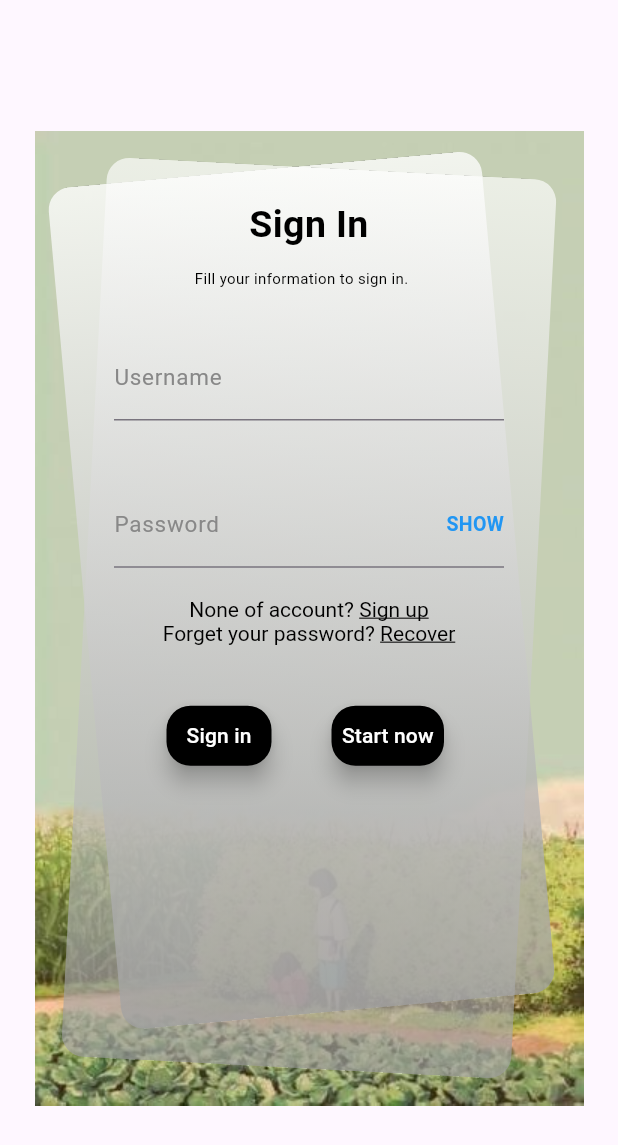
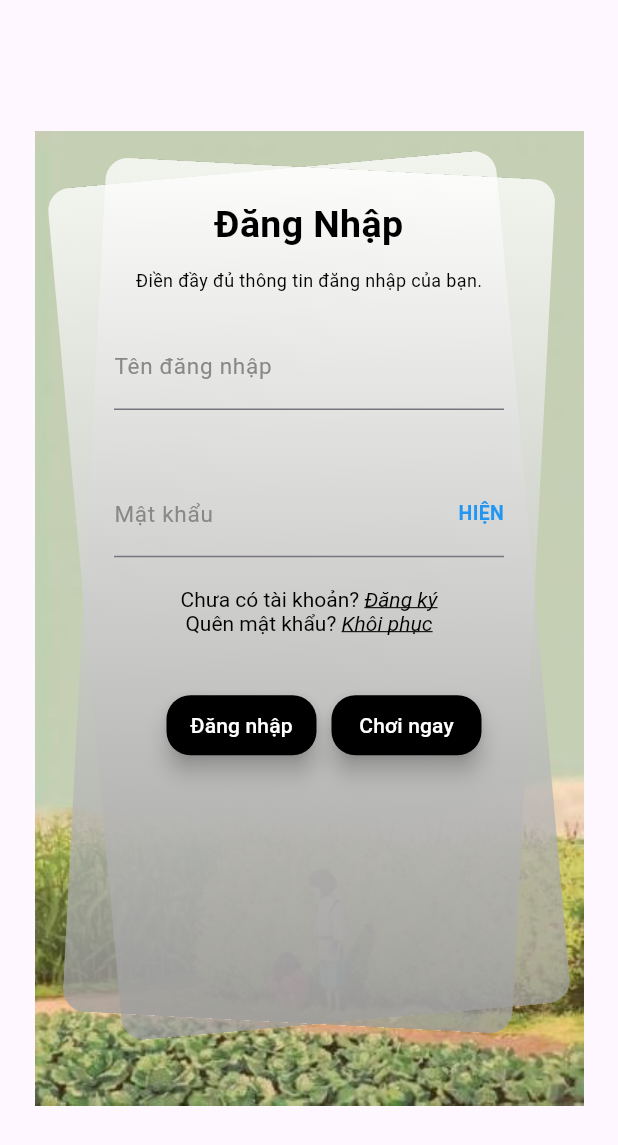
Before and after one commit to TuanMinh102/PuzzleApp, a Flutter app: the screen it shows after launch, on a phone screen of 412 x 824 dp. Shown: the top 1145 px of the screen. Run offline on Flutter 3.47's test engine with Material 3 defaults, Android fonts, the phone set to English and light mode, and no system bars; our stand-ins replace cloud_firestore, firebase_core, stroke_text; accounts and stored records are empty.

Commit message:
fix code

```diff
--- a/lib/ChoiDon.dart
+++ b/lib/ChoiDon.dart
@@ -69,6 +69,7 @@ class _ChoiDonState extends State<ChoiDon> {
                     ),
                     color: Colors.black,
                     onPressed: () {
+                      Navigator.pop(context);
                       Navigator.push(
                         context,
                         MaterialPageRoute(
@@ -101,6 +102,7 @@ class _ChoiDonState extends State<ChoiDon> {
                       child: ElevatedButton(
                         style: ElevatedButton.styleFrom(primary: Colors.white),
                         onPressed: () {
+                          Navigator.pop(context);
                           Navigator.push(
                             context,
                             MaterialPageRoute(
@@ -149,6 +151,7 @@ class _ChoiDonState extends State<ChoiDon> {
                       child: ElevatedButton(
                         style: ElevatedButton.styleFrom(primary: Colors.white),
                         onPressed: () {
+                          Navigator.pop(context);
                           Navigator.push(
                             context,
                             MaterialPageRoute(
--- a/lib/ChoiGame.dart
+++ b/lib/ChoiGame.dart
@@ -140,7 +140,7 @@ class _ChoiGameState extends State<ChoiGame> {
               FirebaseFirestore.instance.collection('highscore').doc(docid);
           highscore.update({'ai$lv': score.toString()});
         }
-
+        Navigator.pop(context);
         Navigator.push(
           context,
           MaterialPageRoute(
@@ -184,6 +184,7 @@ class _ChoiGameState extends State<ChoiGame> {
                     ),
                     color: Colors.black,
                     onPressed: () {
+                      Navigator.pop(context);
                       Navigator.push(
                         context,
                         MaterialPageRoute(
--- a/lib/DiemCao.dart
+++ b/lib/DiemCao.dart
@@ -76,6 +76,7 @@ class _DiemCaoState extends State<DiemCao> {
                       ),
                       color: Colors.black,
                       onPressed: () {
+                        Navigator.pop(context);
                         Navigator.push(
                           context,
                           MaterialPageRoute(
--- a/lib/KetThucGame.dart
+++ b/lib/KetThucGame.dart
@@ -35,6 +35,7 @@ class _KetThucGameState extends State<KetThucGame> {
         child: Center(
           child: new GestureDetector(
               onTap: () {
+                Navigator.pop(context);
                 Navigator.push(
                   context,
                   MaterialPageRoute(
--- a/lib/PhongDau.dart
+++ b/lib/PhongDau.dart
@@ -21,6 +21,7 @@ class _PhongDauState extends State<PhongDau> {
     final room =
         FirebaseFirestore.instance.collection('room_list').doc(documentID);
     room.update({'start': '1', 'finish': 'true'});
+    Navigator.pop(context);
     Navigator.push(
       context,
       MaterialPageRoute(
@@ -134,6 +135,7 @@ class _PhongDauState extends State<PhongDau> {
                           color: Colors.black,
                           onPressed: () {
                             quitRoom(docid);
+                            Navigator.pop(context);
                             Navigator.push(
                               context,
                               MaterialPageRoute(
--- a/lib/PvP.dart
+++ b/lib/PvP.dart
@@ -219,6 +219,7 @@ class _PvPState extends State<PvP> {
                             ),
                             color: Colors.black,
                             onPressed: () {
+                              Navigator.pop(context);
                               Navigator.push(
                                 context,
                                 MaterialPageRoute(
--- a/lib/ResultPvP.dart
+++ b/lib/ResultPvP.dart
@@ -77,8 +77,9 @@ class _ResultPvPState extends State<ResultPvP> {
         ),
         child: Center(
           child: InkWell(
-            onTap: () => {
+            onTap: () {
               // delRoom(),
+              Navigator.pop(context);
               Navigator.push(
                 context,
                 MaterialPageRoute(
@@ -86,7 +87,7 @@ class _ResultPvPState extends State<ResultPvP> {
                     username: widget.username,
                   ),
                 ),
-              ),
+              );
             },
             child: Container(
               width: 350,
--- a/lib/ThamGiaPhong.dart
+++ b/lib/ThamGiaPhong.dart
@@ -46,6 +46,7 @@ class _ThamGiaPhongState extends State<ThamGiaPhong> {
       final room =
           FirebaseFirestore.instance.collection('room_list').doc(docid);
       room.update({'competitor': widget.username, 'players': '2'});
+      Navigator.pop(context);
       Navigator.push(
         context,
         MaterialPageRoute(
@@ -102,6 +103,7 @@ class _ThamGiaPhongState extends State<ThamGiaPhong> {
                     ),
                     color: Colors.black,
                     onPressed: () {
+                      Navigator.pop(context);
                       Navigator.push(
                         context,
                         MaterialPageRoute(
--- a/lib/main.dart
+++ b/lib/main.dart
@@ -19,13 +19,10 @@ class DangNhap extends StatelessWidget {
   const DangNhap({super.key});
   @override
   Widget build(BuildContext context) {
-    return MaterialApp(
+    return const MaterialApp(
       debugShowCheckedModeBanner: false,
       title: 'Sign In',
-      theme: ThemeData(
-        primarySwatch: Colors.blue,
-      ),
-      home: const MyHomePage(
+      home: MyHomePage(
         title: 'Sign In',
       ),
     );
@@ -67,10 +64,11 @@ class _MyHomePageState extends State<MyHomePage> {
 
   @override
   Widget build(BuildContext context) {
+    Size screenSize = MediaQuery.of(context).size;
     return Scaffold(
       body: Container(
-        width: 1920,
-        height: 1080,
+        width: screenSize.width,
+        height: screenSize.height,
         decoration: const BoxDecoration(
           image: DecorationImage(
             image: AssetImage(
@@ -81,66 +79,16 @@ class _MyHomePageState extends State<MyHomePage> {
         child: Center(
           child: Stack(
             children: [
-              Transform.rotate(
-                angle: 355 * 3.14 / 180,
-                child: Container(
-                  width: 290,
-                  height: 563,
-                  decoration: BoxDecoration(
-                    gradient: const LinearGradient(
-                        colors: [
-                          Colors.white,
-                          Colors.grey,
-                        ],
-                        stops: [
-                          0.0,
-                          1.0
-                        ],
-                        begin: FractionalOffset.topCenter,
-                        end: FractionalOffset.bottomCenter,
-                        tileMode: TileMode.repeated),
-                    borderRadius: BorderRadius.circular(15),
-                    color: Colors.white.withOpacity(0.77),
-                  ),
-                ),
-              ),
-              Transform.rotate(
-                angle: 3 * 3.14 / 180,
-                child: Container(
+              trang(355, 300, 570),
+              trang(3, 300, 570),
+              Container(
                 width: 300,
                 height: 600,
-                  decoration: BoxDecoration(
-                    gradient: const LinearGradient(
-                        colors: [
-                          Colors.white,
-                          Colors.grey,
-                        ],
-                        stops: [
-                          0.0,
-                          1.0
-                        ],
-                        begin: FractionalOffset.topCenter,
-                        end: FractionalOffset.bottomCenter,
-                        tileMode: TileMode.repeated),
-                    borderRadius: BorderRadius.circular(15),
-                    color: Colors.white.withOpacity(0.66),
-                  ),
-                ),
-              ),
-              Transform.rotate(
-                angle: 0,
-                child: Container(
-                  width: 300,
-                  height: 600,
-                  decoration: BoxDecoration(
-                    borderRadius: BorderRadius.circular(0),
-                    color: Colors.white.withOpacity(0),
-                  ),
                 padding: const EdgeInsets.only(top: 20),
                 child: Column(
                   children: [
                     const Text(
-                        'Sign In',
+                      'Đăng Nhập',
                       style: TextStyle(
                           fontSize: 25,
                           color: Colors.black,
@@ -148,10 +96,10 @@ class _MyHomePageState extends State<MyHomePage> {
                       textAlign: TextAlign.center,
                     ),
                     const Padding(
-                        padding: EdgeInsets.fromLTRB(0, 10, 10, 10),
+                      padding: EdgeInsets.only(top: 10),
                       child: Text(
-                          'Fill your information to sign in.',
-                          style: TextStyle(color: Colors.black, fontSize: 10),
+                        'Điền đầy đủ thông tin đăng nhập của bạn.',
+                        style: TextStyle(color: Colors.black, fontSize: 12),
                       ),
                     ),
                     Padding(
@@ -163,7 +111,7 @@ class _MyHomePageState extends State<MyHomePage> {
                           style: const TextStyle(
                               fontSize: 18, color: Colors.black),
                           decoration: InputDecoration(
-                                labelText: "Username",
+                              labelText: "Tên đăng nhập",
                               errorText: snapshot.hasError
                                   ? snapshot.error.toString()
                                   : null,
@@ -185,7 +133,7 @@ class _MyHomePageState extends State<MyHomePage> {
                                     fontSize: 18, color: Colors.black),
                                 obscureText: !_showPass,
                                 decoration: InputDecoration(
-                                      labelText: "Password",
+                                    labelText: "Mật khẩu",
                                     errorText: snapshot.hasError
                                         ? snapshot.error.toString()
                                         : null,
@@ -197,7 +145,7 @@ class _MyHomePageState extends State<MyHomePage> {
                             GestureDetector(
                               onTap: show_hide,
                               child: Text(
-                                  _showPass ? "HIDE" : "SHOW",
+                                _showPass ? "ẨN" : "HIỆN",
                                 style: const TextStyle(
                                     fontSize: 13,
                                     color: Colors.blue,
@@ -209,19 +157,21 @@ class _MyHomePageState extends State<MyHomePage> {
                     RichText(
                       text: TextSpan(children: [
                         const TextSpan(
-                            text: 'None of account? ',
+                          text: 'Chưa có tài khoản? ',
                           style: TextStyle(
                             color: Colors.black,
                           ),
                         ),
                         TextSpan(
-                              text: 'Sign up',
+                            text: 'Đăng ký',
                             style: const TextStyle(
                               color: Colors.black,
                               decoration: TextDecoration.underline,
+                              fontStyle: FontStyle.italic,
                             ),
                             recognizer: TapGestureRecognizer()
                               ..onTap = () {
+                                Navigator.pop(context);
                                 Navigator.push(
                                   context,
                                   MaterialPageRoute(
@@ -233,19 +183,21 @@ class _MyHomePageState extends State<MyHomePage> {
                     RichText(
                       text: TextSpan(children: [
                         const TextSpan(
-                            text: 'Forget your password? ',
+                          text: 'Quên mật khẩu? ',
                           style: TextStyle(
                             color: Colors.black,
                           ),
                         ),
                         TextSpan(
-                              text: 'Recover',
+                            text: 'Khôi phục',
                             style: const TextStyle(
                               color: Colors.black,
                               decoration: TextDecoration.underline,
+                              fontStyle: FontStyle.italic,
                             ),
                             recognizer: TapGestureRecognizer()
                               ..onTap = () {
+                                Navigator.pop(context);
                                 Navigator.push(
                                   context,
                                   MaterialPageRoute(
@@ -260,33 +212,38 @@ class _MyHomePageState extends State<MyHomePage> {
                       child: Row(
                         children: [
                           SizedBox(
-                              width: 70,
+                            width: 100,
                             height: 40,
                             child: FloatingActionButton.extended(
                                 label: const Text(
-                                    'Sign in',
-                                    style: TextStyle(color: Colors.white),
-                                  ),
-                                  backgroundColor: Colors.black,
-                                  onPressed: Login),
-                            ),
-                            const Padding(padding: EdgeInsets.all(20)),
-                            SizedBox(
-                              width: 75,
-                              height: 40,
-                              child: FloatingActionButton.extended(
-                                label: const Text(
-                                  'Start now',
+                                  'Đăng nhập',
                                   style: TextStyle(color: Colors.white),
                                 ),
                                 backgroundColor: Colors.black,
                                 onPressed: () {
+                                  Login(dataList);
+                                }),
+                          ),
+                          const Padding(
+                              padding: EdgeInsets.fromLTRB(10, 40, 0, 0)),
+                          SizedBox(
+                            width: 100,
+                            height: 40,
+                            child: FloatingActionButton.extended(
+                              label: const Text(
+                                'Chơi ngay',
+                                style: TextStyle(color: Colors.white),
+                              ),
+                              backgroundColor: Colors.black,
+                              onPressed: () {
+                                Navigator.pop(context);
                                 Navigator.push(
                                   context,
                                   MaterialPageRoute(
                                     builder: (context) => TrangChu(
                                       username: _userController.text,
-                                            )),
+                                    ),
+                                  ),
                                 );
                               },
                             ),
@@ -295,7 +252,6 @@ class _MyHomePageState extends State<MyHomePage> {
                       ),
                     ),
                   ],
-                  ),
                 ),
               ),
             ],
@@ -311,12 +267,36 @@ class _MyHomePageState extends State<MyHomePage> {
     });
   }
 
-  void Login() {
-    bool flag = false;
-    for (int i = 0; i < dataList.length; i++) {
-      if (dataList[i]['username'] == _userController.text &&
-          dataList[i]['password'] == _passController.text) {
-        flag = true;
+  Widget trang(int toado, double rong, double dai) {
+    return Transform.rotate(
+      angle: toado * 3.14 / 180,
+      child: Container(
+        width: rong,
+        height: dai,
+        decoration: BoxDecoration(
+          gradient: const LinearGradient(
+              colors: [
+                Colors.white,
+                Colors.grey,
+              ],
+              stops: [
+                0.0,
+                1.0
+              ],
+              begin: FractionalOffset.topCenter,
+              end: FractionalOffset.bottomCenter,
+              tileMode: TileMode.repeated),
+          borderRadius: BorderRadius.circular(15),
+          color: Colors.white.withOpacity(0.77),
+        ),
+      ),
+    );
+  }
+
+  void Login(List<dynamic> l) {
+    if (bloc.isValidInput(_userController.text, _passController.text) &&
+        bloc.isValidAccount(_userController.text, _passController.text, l)) {
+      Navigator.pop(context);
       Navigator.push(
         context,
         MaterialPageRoute(
@@ -324,22 +304,17 @@ class _MyHomePageState extends State<MyHomePage> {
                   username: _userController.text,
                 )),
       );
-        break;
-      }
-    }
-    if (flag == false) {
+    } else {
       showDialog(
           context: context,
           builder: (context) => const AlertDialog(
-                title: Row(
-                  children: [
-                    Text(
-                      'Đăng nhập không thành công',
+                title: Text(
+                  "Đăng nhập không thành công",
                   style: TextStyle(color: Colors.red),
+                  textAlign: TextAlign.center,
                 ),
-                  ],
-                ),
-                content: Text("Mật khẩu hoặc tài khoản không đúng"),
+                content: Text("Mật khẩu hoặc tài khoản không đúng",
+                    textAlign: TextAlign.center),
               ),
           barrierDismissible: true);
     }
--- a/pubspec.yaml
+++ b/pubspec.yaml
@@ -95,7 +95,7 @@ flutter:
     - images/cross.png
     - images/tik-tok.png
     - images/down.png
-
+    - images/hourglass.png
 
   # An image asset can refer to one or more resolution-specific "variants", see
   # https://flutter.dev/assets-and-images/#resolution-aware
```
Also changed, not shown: lib/DangKy.dart (+168 -182 lines), lib/DatabaseManager.dart (+5 -2 lines), lib/DoiKhang.dart (+7 -2 lines), lib/TrangChu.dart (+8 -1 lines), lib/auth_bloc.dart (+5 -5 lines), lib/login_bloc.dart (+13 -4 lines), images/hourglass.png (added), pubspec.lock, 1 other file. Lines whose indentation alone changed are shown as unchanged.
